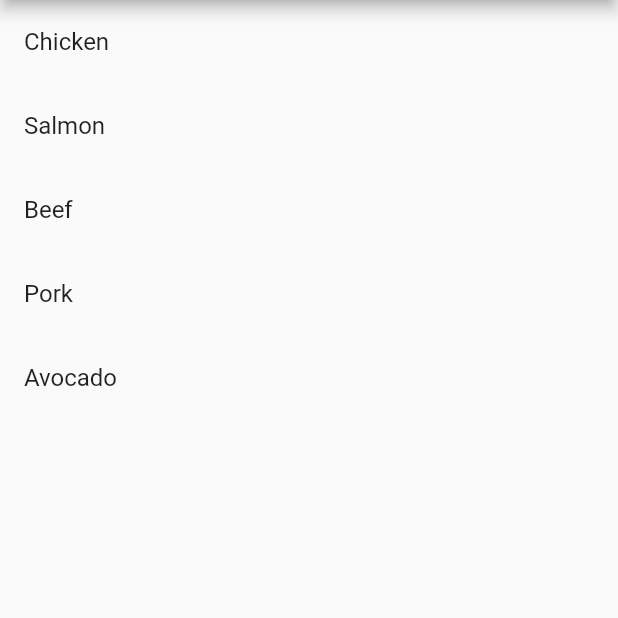
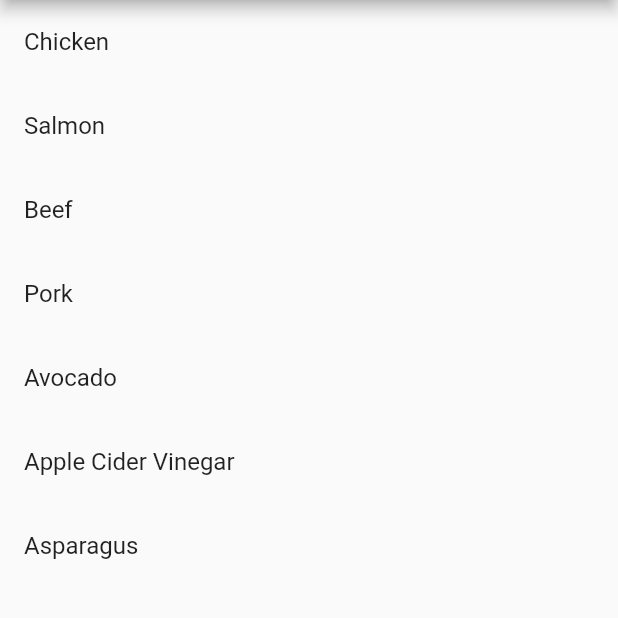
Before and after one commit to hartantosantoso7/list_view, a Flutter app: the screen it shows after launch, on a phone screen of 412 x 824 dp, the part 84-702 px from its top. Run offline on Flutter 3.47's test engine with Material 2 defaults, Android fonts, the phone set to English and light mode, and no system bars.

Commit message:
project list view versi 2

```diff
--- a/lib/main.dart
+++ b/lib/main.dart
@@ -1,8 +1,10 @@
 import 'package:flutter/material.dart';
+import 'package:list_view/detail_list.dart';
 
 void main() => runApp(MyApp());
 
 class MyApp extends StatelessWidget {
+  List<String> data = ['Chicken','Salmon','Beef','Pork','Avocado','Apple Cider Vinegar','Asparagus'];
   // This widget is the root of your application.
   @override
   Widget build(BuildContext context) {
@@ -16,31 +18,27 @@ class MyApp extends StatelessWidget {
         appBar: new AppBar(
           title: const Text('Bahan Makanan'),
         ),
-        body: ListView(
-          children: <Widget>[
-            ListTile(
-              title: Text('Chicken'),
-            ),
-            ListTile(
-              title: Text('Salmon'),
-            ),
-            ListTile(
-              title: Text('Beef'),
-            ),
-            ListTile(
-              title: Text('Pork'),
-            ),
-            ListTile(
-              title: Text('Avocado'),
-            )
-          ],
-        ),
 
-      )
-
-
+      body: ListView.builder(
+      itemCount: data.length,
+      itemBuilder: (context, index) {
+        return ListTile(
+            title: Text(data[index]),
+            // Ketika pengguna melakukan tap pada ListTile, pindah ke DetailScreen.
+            // Selain membuat DetailScreen, data juga dikirimkan
+            onTap: () {
+                Navigator.push(
+                    context,
+                    MaterialPageRoute(
+                        builder: (context) => Detail_List(item: data[index]),
+                    ),
+                );
+            },
+        );
+      },
+      ),
+      ),
     );
-
   }
 }
 
```
Also changed, not shown: lib/detail_list.dart (added, +28 -0 lines).
